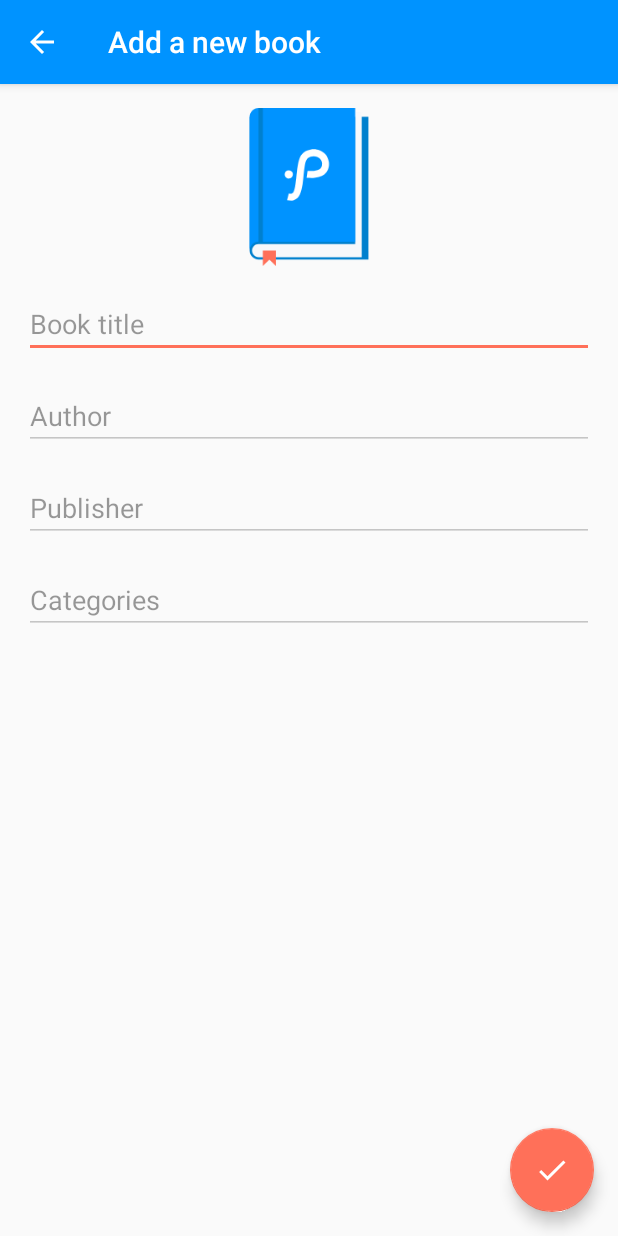
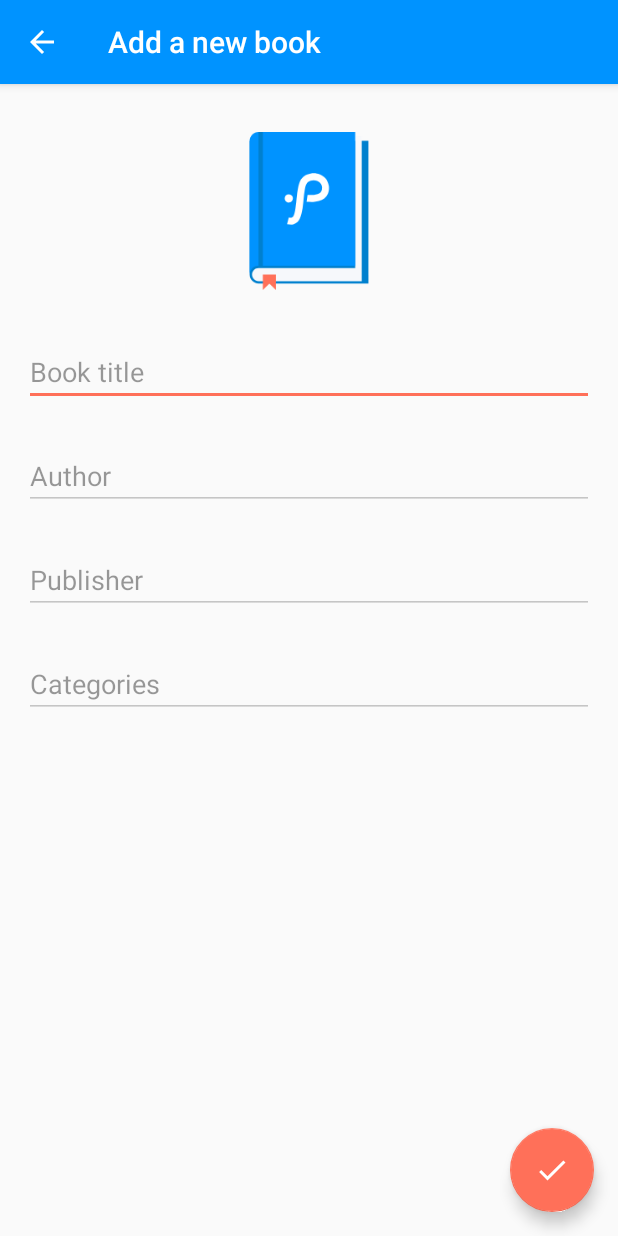
Before and after one commit to tevjef/Prolific-Library, an Android app: the NewBookActivity screen opened directly, with no data from a screen before it, on a phone screen of 412 x 824 dp. Run offline under Robolectric (Android 15) with nearby library versions, the phone set to English and light mode, and no system bars; our stand-ins replace ButterKnife, Dagger/Hilt's generated code.

Commit message:
Adjust margins

```diff
--- a/app/src/main/AndroidManifest.xml
+++ b/app/src/main/AndroidManifest.xml
@@ -25,7 +25,7 @@
         <activity
             android:name=".ui.NewBookActivity"
             android:label="@string/title_activity_new_book"
-            android:windowSoftInputMode="stateHidden|adjustResize"
+            android:windowSoftInputMode="adjustPan"
             android:parentActivityName=".ui.BooksActivity"
             android:theme="@style/AppTheme.NoActionBar">
             <meta-data
--- a/app/src/main/res/layout/activity_new_book_content.xml
+++ b/app/src/main/res/layout/activity_new_book_content.xml
@@ -19,7 +19,7 @@
         android:layout_marginStart="8dp"
         android:layout_marginEnd="8dp"
         app:layout_constraintRight_toRightOf="parent"
-        android:layout_marginTop="16dp"
+        android:layout_marginTop="32dp"
         tools:layout_constraintLeft_creator="1"
         app:layout_constraintLeft_toLeftOf="parent"
         app:layout_constraintTop_toTopOf="parent"
@@ -43,7 +43,7 @@
         android:layout_marginStart="16dp"
         app:layout_constraintLeft_toLeftOf="parent"
         android:layout_marginLeft="16dp"
-        android:layout_marginTop="16dp"
+        android:layout_marginTop="32dp"
         app:layout_constraintTop_toBottomOf="@+id/imageView" />
 
     <EditText
@@ -58,7 +58,7 @@
         android:textColorHint="@color/text_hint_dark"
         app:layout_constraintRight_toRightOf="@+id/book_name_edit"
         app:layout_constraintLeft_toLeftOf="@+id/book_name_edit"
-        android:layout_marginTop="16dp"
+        android:layout_marginTop="24dp"
         app:layout_constraintTop_toBottomOf="@+id/book_name_edit" />
 
 
@@ -74,7 +74,7 @@
         android:textColorHint="@color/text_hint_dark"
         app:layout_constraintRight_toRightOf="@+id/book_author_edit"
         app:layout_constraintLeft_toLeftOf="@+id/book_author_edit"
-        android:layout_marginTop="16dp"
+        android:layout_marginTop="24dp"
         app:layout_constraintTop_toBottomOf="@+id/book_author_edit" />
 
     <EditText
@@ -88,7 +88,7 @@
         android:textColorHint="@color/text_hint_dark"
         app:layout_constraintLeft_toLeftOf="@+id/book_publisher_edit"
         app:layout_constraintRight_toRightOf="@+id/book_publisher_edit"
-        android:layout_marginTop="16dp"
+        android:layout_marginTop="24dp"
         app:layout_constraintTop_toBottomOf="@+id/book_publisher_edit" />
 
 
```
